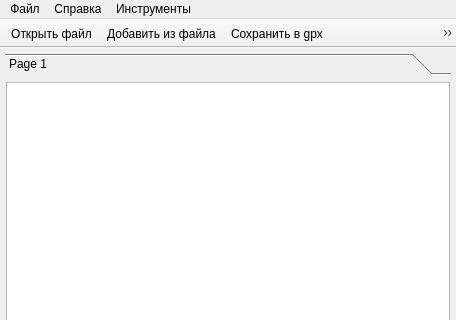
Above: ui/mainwindow.ui from aunoor/pgsconverter before the change; both pictures show x 0 to 456 and y 0 to 320 of the 456 by 472 pixel window. Below: the same form after it.
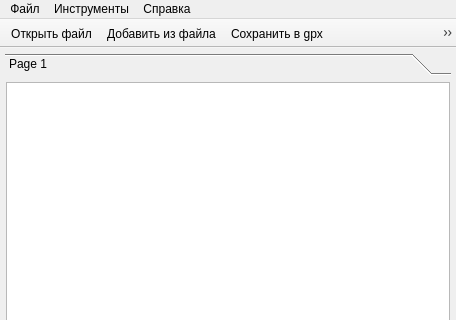
That is the form after the change. The open tabs and pages were chosen to show the change. Icons and pictures are not drawn.

Commit message: more mac specific changes

Diff of the .ui file:
```diff
--- a/ui/mainwindow.ui
+++ b/ui/mainwindow.ui
@@ -228,8 +228,8 @@
     <addaction name="actionConfigure"/>
    </widget>
    <addaction name="menu"/>
-   <addaction name="menu_2"/>
    <addaction name="menu_3"/>
+   <addaction name="menu_2"/>
   </widget>
   <action name="action_export_fav">
    <property name="icon">
```
Left out of the diff: 19 changed lines with no effect on the pictures. The commit also changes 1 other file.
